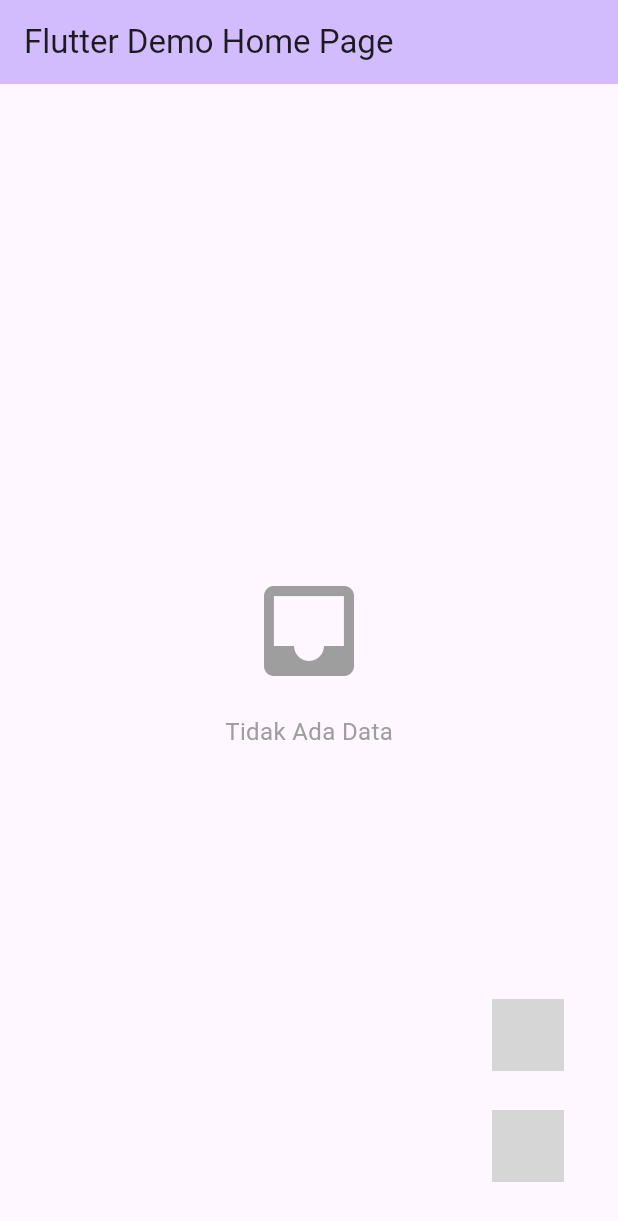
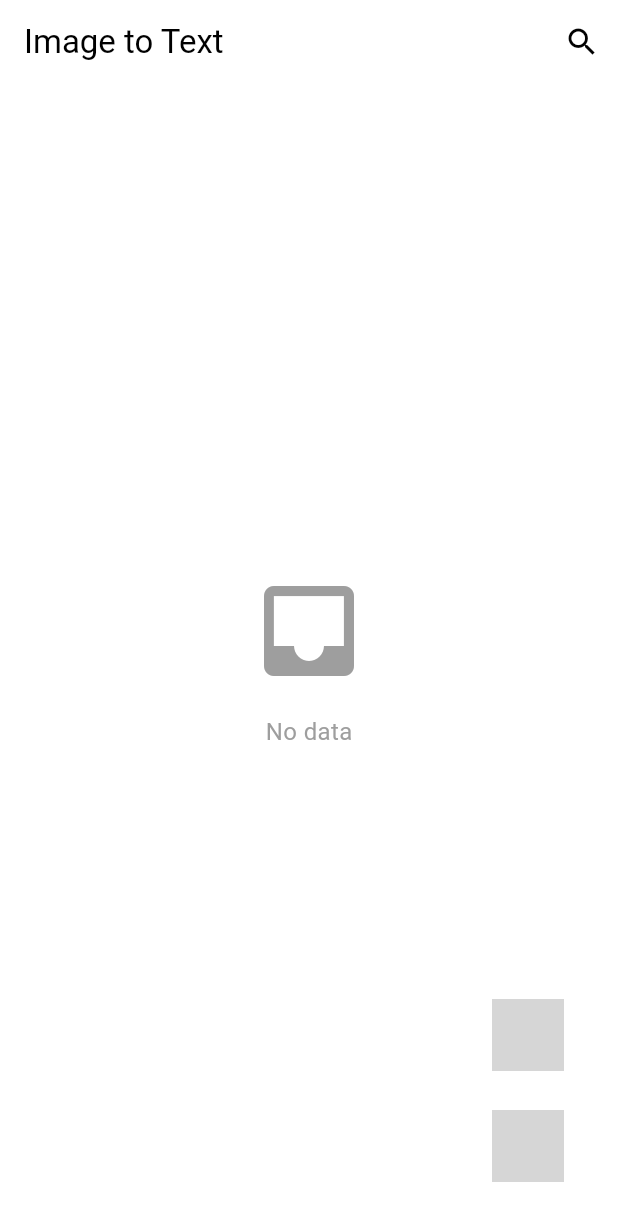
Before and after one commit to TyoKuncoro/OCR-, a Flutter app: the screen it shows after launch, on a phone screen of 412 x 824 dp. Shown: the top 1221 px of the screen. Run offline on Flutter 3.47's test engine with Material 3 defaults, Android fonts, the phone set to English and light mode, and no system bars; our stand-ins replace camera; missing offline and left inert: google_mlkit_text_recognition; grey boxes are pictures that could not be loaded.

Commit message:
search component

```diff
--- a/lib/main.dart
+++ b/lib/main.dart
@@ -15,6 +15,15 @@ class MyApp extends StatelessWidget {
     return MaterialApp(
       title: 'Flutter Demo',
       theme: ThemeData(
+        primaryColor: Color(0xFF1976D2),
+        colorScheme: ColorScheme.fromSwatch(
+          primarySwatch: Colors.blue,
+        ).copyWith(
+          primary: Color(0xFF1976D2),
+          secondary: Color(0xFFBBDEFB), // Use this instead of accentColor
+          tertiary: Color(0xFF0D47A1),
+        ),
+
         // This is the theme of your application.
         //
         // TRY THIS: Try running your application with "flutter run". You'll see
@@ -30,10 +39,10 @@ class MyApp extends StatelessWidget {
         //
         // This works for code too, not just values: Most code changes can be
         // tested with just a hot reload.
-        colorScheme: ColorScheme.fromSeed(seedColor: Colors.deepPurple),
+        // colorScheme: ColorScheme.fromSeed(seedColor: Colors.deepPurple),
         useMaterial3: true,
       ),
-      home: const MyHomePage(title: 'Flutter Demo Home Page'),
+      home: const MyHomePage(title: 'Homepage'),
     );
   }
 }
@@ -62,19 +71,44 @@ class _MyHomePageState extends State<MyHomePage> {
         MaterialPageRoute(builder: (context) => const CameraPreviewWidget()));
   }
 
+  bool isSearching = false;
+
+  TextEditingController searchController = TextEditingController();
+
   @override
   Widget build(BuildContext context) {
     return Scaffold(
       appBar: AppBar(
-        backgroundColor: Theme.of(context).colorScheme.inversePrimary,
-        title: Text(widget.title),
+        // backgroundColor: Theme.of(context).colorScheme.inversePrimary,
+        title: !isSearching
+            ? Text("Image to Text")
+            : TextField(
+                controller: searchController,
+                autofocus: true,
+                decoration: InputDecoration(
+                  hintText: "Search...",
+                  border: InputBorder.none,
+                ),
+                style: TextStyle(color: Colors.white),
+              ),
+        actions: [
+          IconButton(
+            icon: Icon(isSearching ? Icons.close : Icons.search),
+            onPressed: () {
+              setState(() {
+                isSearching = !isSearching;
+                if (!isSearching) searchController.clear();
+              });
+            },
+          ),
+        ],
       ),
       body: const Center(
         child: Column(
           mainAxisAlignment: MainAxisAlignment.center,
           children: <Widget>[
             EmptyState(
-              message: "Tidak Ada Data",
+              message: "No data",
             ),
           ],
         ),
```
